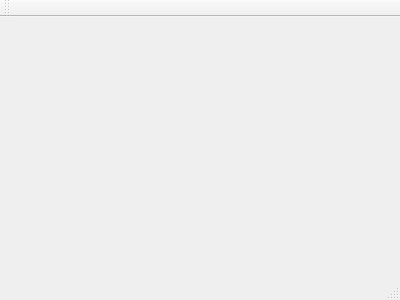
rayfung/kowalski, file mainwindow.ui: the form before one commit.
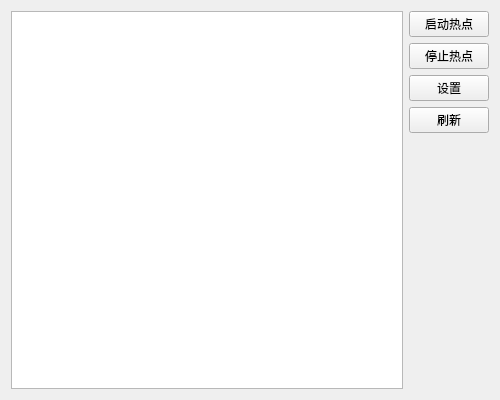
The form after the commit.

Commit message: 基本实现所有功能

The edit to the form file:
```diff
--- a/mainwindow.ui
+++ b/mainwindow.ui
@@ -1,24 +1,75 @@
 <ui version="4.0">
  <class>MainWindow</class>
- <widget class="QMainWindow" name="MainWindow" >
-  <property name="geometry" >
+ <widget class="QMainWindow" name="MainWindow">
+  <property name="geometry">
    <rect>
     <x>0</x>
     <y>0</y>
-    <width>400</width>
-    <height>300</height>
+    <width>500</width>
+    <height>400</height>
    </rect>
   </property>
   <property name="windowTitle" >
    <string>MainWindow</string>
   </property>
-  <widget class="QMenuBar" name="menuBar" />
-  <widget class="QToolBar" name="mainToolBar" />
-  <widget class="QWidget" name="centralWidget" />
-  <widget class="QStatusBar" name="statusBar" />
+  <widget class="QWidget" name="centralWidget">
+   <layout class="QHBoxLayout" name="horizontalLayout">
+    <item>
+     <widget class="QPlainTextEdit" name="plainTextEditInfo">
+      <property name="readOnly">
+       <bool>true</bool>
+      </property>
+     </widget>
+    </item>
+    <item>
+     <layout class="QVBoxLayout" name="verticalLayout">
+      <item>
+       <widget class="QPushButton" name="pushButtonStart">
+        <property name="text">
+         <string>启动热点</string>
+        </property>
+       </widget>
+      </item>
+      <item>
+       <widget class="QPushButton" name="pushButtonStop">
+        <property name="text">
+         <string>停止热点</string>
+        </property>
+       </widget>
+      </item>
+      <item>
+       <widget class="QPushButton" name="pushButtonSettings">
+        <property name="text">
+         <string>设置</string>
+        </property>
+       </widget>
+      </item>
+      <item>
+       <widget class="QPushButton" name="pushButtonRefresh">
+        <property name="text">
+         <string>刷新</string>
+        </property>
+       </widget>
+      </item>
+      <item>
+       <spacer name="verticalSpacer">
+        <property name="orientation">
+         <enum>Qt::Vertical</enum>
+        </property>
+        <property name="sizeHint" stdset="0">
+         <size>
+          <width>20</width>
+          <height>40</height>
+         </size>
+        </property>
+       </spacer>
+      </item>
+     </layout>
+    </item>
+   </layout>
+  </widget>
  </widget>
- <layoutDefault spacing="6" margin="11" />
- <pixmapfunction></pixmapfunction>
+ <layoutdefault spacing="6" margin="11"/>
  <resources/>
  <connections/>
 </ui>
```
Left out of the diff: 5 changed lines with no effect on the pictures. The commit also changes 2 other files.
